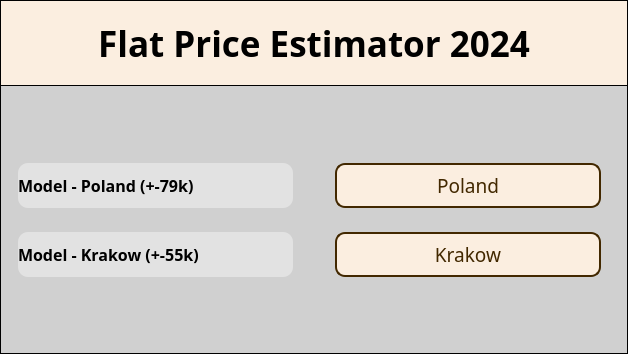
The window that assets/UI/entry_form.ui (milonpabis/price-predictor-poland2024) describes before a commit, drawn with Qt 5.
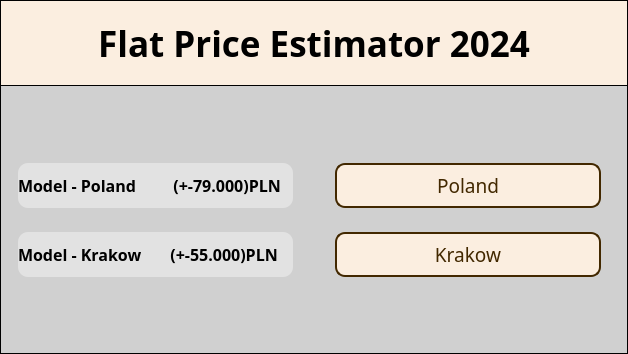
The same window after the commit.

Commit message: Krakow prediction interface

Diff of the .ui file:
```diff
--- a/assets/UI/entry_form.ui
+++ b/assets/UI/entry_form.ui
@@ -116,7 +116,7 @@
 border-radius: 10px;</string>
               </property>
               <property name="text">
-               <string>Model - Poland (+-79k)</string>
+               <string>Model - Poland         (+-79.000)PLN</string>
               </property>
               <property name="margin">
                <number>10</number>
@@ -152,7 +152,7 @@
 border-radius: 10px;</string>
               </property>
               <property name="text">
-               <string>Model - Krakow (+-55k)</string>
+               <string>Model - Krakow       (+-55.000)PLN</string>
               </property>
               <property name="margin">
                <number>10</number>
```
Left out of the diff: 4 changed lines with no effect on the pictures. The commit also changes 13 other files.
